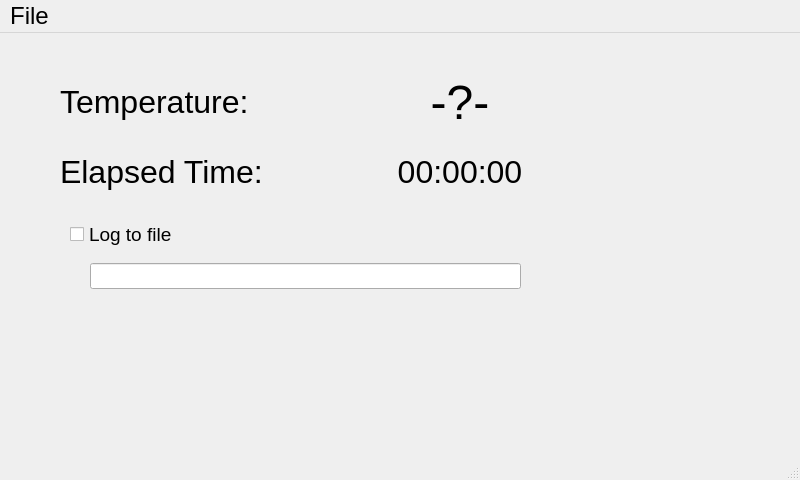
Old version of the form app/ui/form.ui in the repository jmgrady/rpi-thermometer.
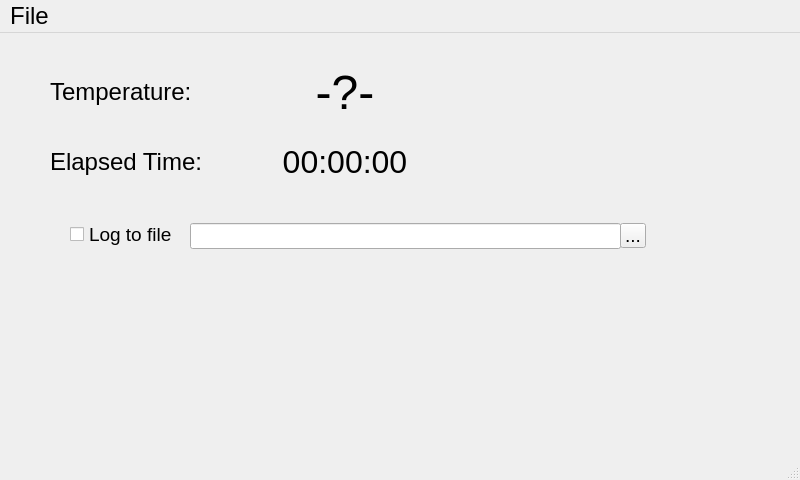
New version of the form.

```diff
--- a/app/ui/form.ui
+++ b/app/ui/form.ui
@@ -28,9 +28,9 @@
    <widget class="QWidget" name="gridLayoutWidget">
     <property name="geometry">
      <rect>
-      <x>60</x>
-      <y>30</y>
-      <width>531</width>
+      <x>50</x>
+      <y>20</y>
+      <width>391</width>
       <height>133</height>
      </rect>
     </property>
@@ -54,7 +54,7 @@
       <widget class="QLabel" name="timeLabel">
        <property name="font">
         <font>
-         <pointsize>24</pointsize>
+         <pointsize>18</pointsize>
         </font>
        </property>
        <property name="text">
@@ -72,7 +72,7 @@
        </property>
        <property name="font">
         <font>
-         <pointsize>24</pointsize>
+         <pointsize>18</pointsize>
         </font>
        </property>
        <property name="text">
@@ -113,13 +113,26 @@
    <widget class="QLineEdit" name="lineEdit">
     <property name="geometry">
      <rect>
-      <x>90</x>
-      <y>230</y>
+      <x>190</x>
+      <y>190</y>
       <width>431</width>
       <height>26</height>
      </rect>
     </property>
    </widget>
+   <widget class="QToolButton" name="toolButton">
+    <property name="geometry">
+     <rect>
+      <x>620</x>
+      <y>190</y>
+      <width>26</width>
+      <height>25</height>
+     </rect>
+    </property>
+    <property name="text">
+     <string>...</string>
+    </property>
+   </widget>
   </widget>
   <widget class="QMenuBar" name="menubar">
    <property name="geometry">
```
